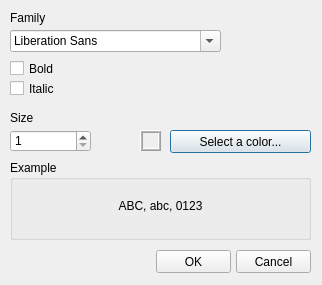
Qt form cfontcolordlg.ui (PavelMr/skytechx) before a commit.
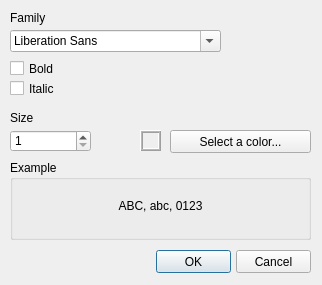
The same form after that commit.

The edit to the form file:
```diff
--- a/cfontcolordlg.ui
+++ b/cfontcolordlg.ui
@@ -164,6 +164,9 @@
    <property name="text">
     <string>OK</string>
    </property>
+   <property name="default">
+    <bool>true</bool>
+   </property>
   </widget>
   <widget class="QLabel" name="label_4">
    <property name="geometry">
```
